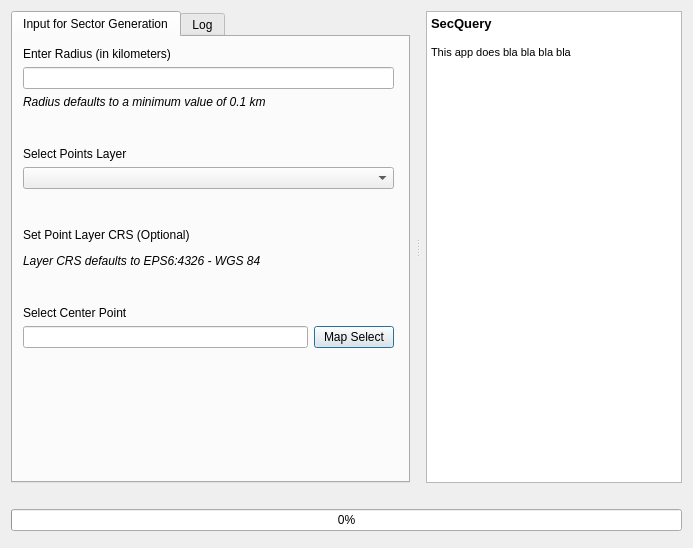
Old version of the form ui/input_dialog.ui in the repository srividya-p/SecQuery.
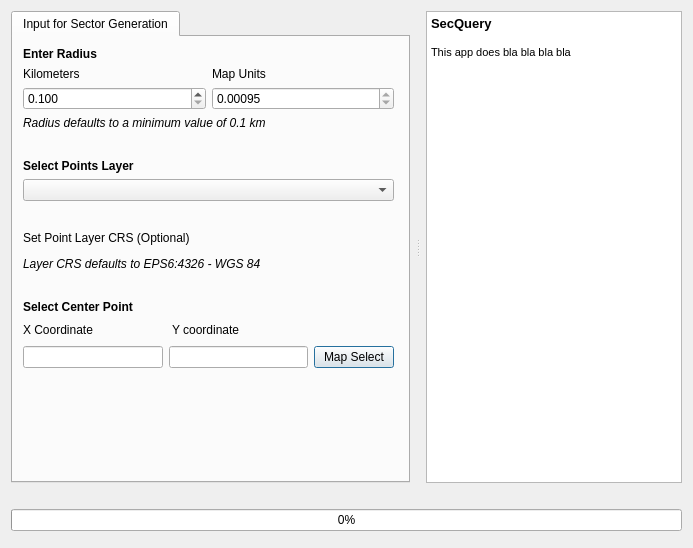
New version of the form. Icons and pictures are not drawn. Custom widgets are drawn as their Qt base class.

Commit message: Input Validation + GUI Complete

The edit to the form file:
```diff
--- a/ui/input_dialog.ui
+++ b/ui/input_dialog.ui
@@ -66,19 +66,76 @@
              <x>10</x>
              <y>10</y>
              <width>371</width>
-             <height>301</height>
+             <height>391</height>
             </rect>
            </property>
            <layout class="QVBoxLayout" name="inpVLayout">
             <item>
              <widget class="QLabel" name="radiusLabel">
               <property name="text">
-               <string>Enter Radius (in kilometers)</string>
+               <string>&lt;html&gt;&lt;head/&gt;&lt;body&gt;&lt;p&gt;&lt;span style=&quot; font-weight:600;&quot;&gt;Enter Radius&lt;/span&gt;&lt;/p&gt;&lt;/body&gt;&lt;/html&gt;</string>
               </property>
              </widget>
             </item>
             <item>
-             <widget class="QLineEdit" name="radiusInput"/>
+             <layout class="QHBoxLayout" name="horizontalLayout_2">
+              <item>
+               <widget class="QLabel" name="label_5">
+                <property name="text">
+                 <string>Kilometers</string>
+                </property>
+               </widget>
+              </item>
+              <item>
+               <widget class="QLabel" name="label_4">
+                <property name="text">
+                 <string>Map Units</string>
+                </property>
+               </widget>
+              </item>
+             </layout>
+            </item>
+            <item>
+             <layout class="QHBoxLayout" name="horizontalLayout_3">
+              <item>
+               <widget class="QDoubleSpinBox" name="radiusKm">
+                <property name="decimals">
+                 <number>3</number>
+                </property>
+                <property name="minimum">
+                 <double>0.100000000000000</double>
+                </property>
+                <property name="maximum">
+                 <double>999999999.990000009536743</double>
+                </property>
+                <property name="singleStep">
+                 <double>0.100000000000000</double>
+                </property>
+               </widget>
+              </item>
+              <item>
+               <widget class="QDoubleSpinBox" name="radiusMapUnits">
+                <property name="readOnly">
+                 <bool>true</bool>
+                </property>
+                <property name="decimals">
+                 <number>5</number>
+                </property>
+                <property name="minimum">
+                 <double>0.000950000000000</double>
+                </property>
+                <property name="maximum">
+                 <double>999999999.990000009536743</double>
+                </property>
+                <property name="singleStep">
+                 <double>0.010000000000000</double>
+                </property>
+                <property name="value">
+                 <double>0.000950000000000</double>
+                </property>
+               </widget>
+              </item>
+             </layout>
             </item>
             <item>
              <widget class="QLabel" name="label">
@@ -103,7 +160,7 @@
             <item>
              <widget class="QLabel" name="layerLabel">
               <property name="text">
-               <string>Select Points Layer</string>
+               <string>&lt;html&gt;&lt;head/&gt;&lt;body&gt;&lt;p&gt;&lt;span style=&quot; font-weight:600;&quot;&gt;Select Points Layer&lt;/span&gt;&lt;/p&gt;&lt;/body&gt;&lt;/html&gt;</string>
               </property>
              </widget>
             </item>
@@ -147,7 +204,7 @@
               </property>
               <property name="sizeHint" stdset="0">
                <size>
-                <width>20</width>
+                <width>366</width>
                 <height>20</height>
                </size>
               </property>
@@ -156,130 +213,95 @@
             <item>
              <widget class="QLabel" name="centerLabel">
               <property name="text">
-               <string>Select Center Point</string>
+               <string>&lt;html&gt;&lt;head/&gt;&lt;body&gt;&lt;p&gt;&lt;span style=&quot; font-weight:600;&quot;&gt;Select Center Point&lt;/span&gt;&lt;/p&gt;&lt;/body&gt;&lt;/html&gt;</string>
               </property>
              </widget>
             </item>
             <item>
-             <layout class="QHBoxLayout" name="cpHLayout">
+             <layout class="QHBoxLayout" name="horizontalLayout_4">
               <item>
-               <widget class="QLineEdit" name="centerPointInput"/>
-              </item>
-              <item>
-               <widget class="QPushButton" name="mapCoordButton">
-                <property name="text">
-                 <string>Map Select</string>
-                </property>
-               </widget>
+               <layout class="QVBoxLayout" name="verticalLayout_2">
+                <item>
+                 <layout class="QHBoxLayout" name="horizontalLayout">
+                  <item>
+                   <widget class="QLabel" name="label_7">
+                    <property name="text">
+                     <string>X Coordinate</string>
+                    </property>
+                   </widget>
+                  </item>
+                  <item>
+                   <widget class="QLabel" name="label_6">
+                    <property name="text">
+                     <string>Y coordinate</string>
+                    </property>
+                   </widget>
+                  </item>
+                  <item>
+                   <spacer name="horizontalSpacer">
+                    <property name="orientation">
+                     <enum>Qt::Horizontal</enum>
+                    </property>
+                    <property name="sizeType">
+                     <enum>QSizePolicy::Fixed</enum>
+                    </property>
+                    <property name="sizeHint" stdset="0">
+                     <size>
+                      <width>80</width>
+                      <height>20</height>
+                     </size>
+                    </property>
+                   </spacer>
+                  </item>
+                 </layout>
+                </item>
+                <item>
+                 <layout class="QHBoxLayout" name="cpHLayout">
+                  <item>
+                   <widget class="QLineEdit" name="centerXInput"/>
+                  </item>
+                  <item>
+                   <widget class="QLineEdit" name="centerYInput"/>
+                  </item>
+                  <item>
+                   <widget class="QPushButton" name="mapCoordButton">
+                    <property name="text">
+                     <string>Map Select</string>
+                    </property>
+                   </widget>
+                  </item>
+                 </layout>
+                </item>
+               </layout>
               </item>
              </layout>
             </item>
+            <item>
+             <spacer name="verticalSpacer_4">
+              <property name="orientation">
+               <enum>Qt::Vertical</enum>
+              </property>
+              <property name="sizeHint" stdset="0">
+               <size>
+                <width>20</width>
+                <height>50</height>
+               </size>
+              </property>
+             </spacer>
+            </item>
+            <item>
+             <widget class="QLabel" name="statusLabel">
+              <property name="text">
+               <string/>
+              </property>
+             </widget>
+            </item>
            </layout>
           </widget>
          </widget>
         </item>
        </layout>
       </widget>
-      <widget class="QWidget" name="logTab">
-       <attribute name="title">
-        <string>Log</string>
-       </attribute>
-       <layout class="QVBoxLayout" name="verticalLayout_2">
-        <property name="spacing">
-         <number>2</number>
-        </property>
-        <property name="leftMargin">
-         <number>0</number>
-        </property>
-        <property name="topMargin">
-         <number>0</number>
-        </property>
-        <property name="rightMargin">
-         <number>0</number>
-        </property>
-        <property name="bottomMargin">
-         <number>0</number>
-        </property>
-        <item>
-         <widget class="QTextEdit" name="txtLog">
-          <property name="readOnly">
-           <bool>true</bool>
-          </property>
-         </widget>
-        </item>
-        <item>
-         <layout class="QHBoxLayout" name="horizontalLayout">
-          <property name="bottomMargin">
-           <number>0</number>
-          </property>
-          <item>
-           <spacer name="horizontalSpacer">
-            <property name="orientation">
-             <enum>Qt::Horizontal</enum>
-            </property>
-            <property name="sizeHint" stdset="0">
-             <size>
-              <width>40</width>
-              <height>20</height>
-             </size>
-            </property>
-           </spacer>
-          </item>
-          <item>
-           <widget class="QToolButton" name="mButtonSaveLog">
-            <property name="toolTip">
-             <string>Save Log to File</string>
-            </property>
-            <property name="text">
-             <string>…</string>
-            </property>
-            <property name="icon">
-             <iconset>
-              <normaloff>:/images/themes/default/mActionFileSave.svg</normaloff>:/images/themes/default/mActionFileSave.svg</iconset>
-            </property>
-            <property name="autoRaise">
-             <bool>true</bool>
-            </property>
-           </widget>
-          </item>
-          <item>
-           <widget class="QToolButton" name="mButtonCopyLog">
-            <property name="toolTip">
-             <string>Copy Log to Clipboard</string>
-            </property>
-            <property name="text">
-             <string>…</string>
-            </property>
-            <property name="icon">
-             <iconset>
-              <normaloff>:/images/themes/default/mActionEditCopy.svg</normaloff>:/images/themes/default/mActionEditCopy.svg</iconset>
-            </property>
-            <property name="autoRaise">
-             <bool>true</bool>
-            </property>
-           </widget>
-          </item>
-          <item>
-           <widget class="QToolButton" name="mButtonClearLog">
-            <property name="toolTip">
-             <string>Clear Log</string>
-            </property>
-            <property name="text">
-             <string>…</string>
-            </property>
-            <property name="icon">
-             <iconset>
-              <normaloff>:/images/themes/default/console/iconClearConsole.svg</normaloff>:/images/themes/default/console/iconClearConsole.svg</iconset>
-            </property>
-            <property name="autoRaise">
-             <bool>true</bool>
-            </property>
-           </widget>
-          </item>
-         </layout>
-        </item>
-       </layout>
-      </widget>
      </widget>
      <widget class="QTextBrowser" name="textShortHelp">
       <property name="sizePolicy">
```
Left out of the diff: 10 changed lines with no effect on the pictures. The commit also changes 2 other files.
